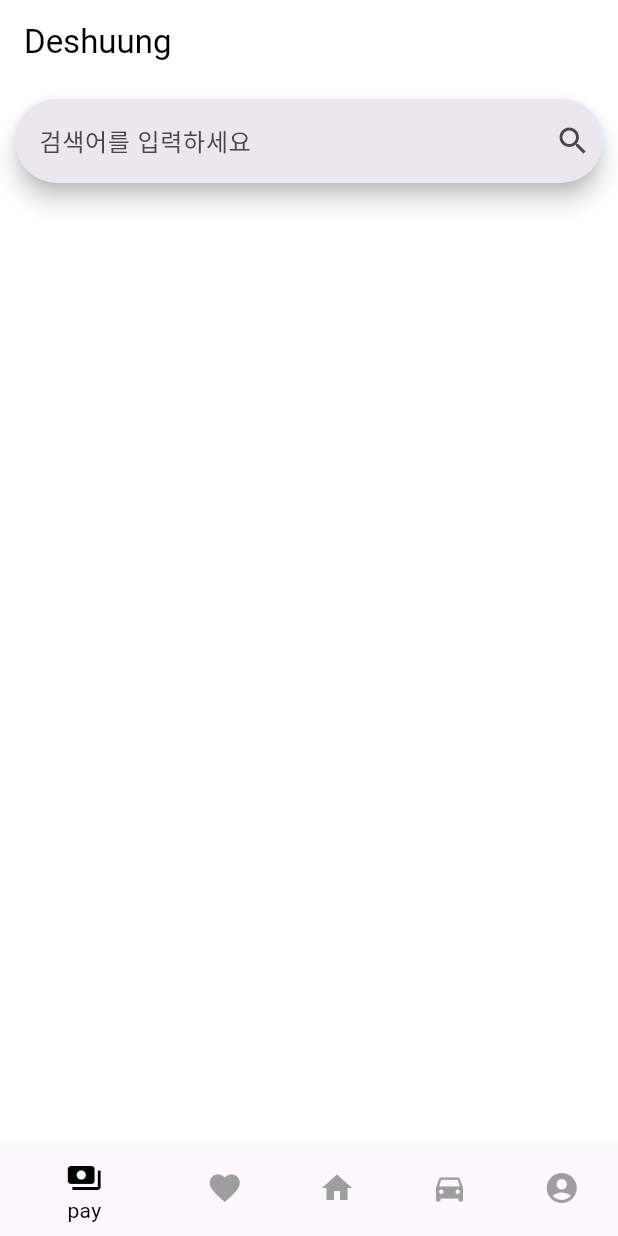
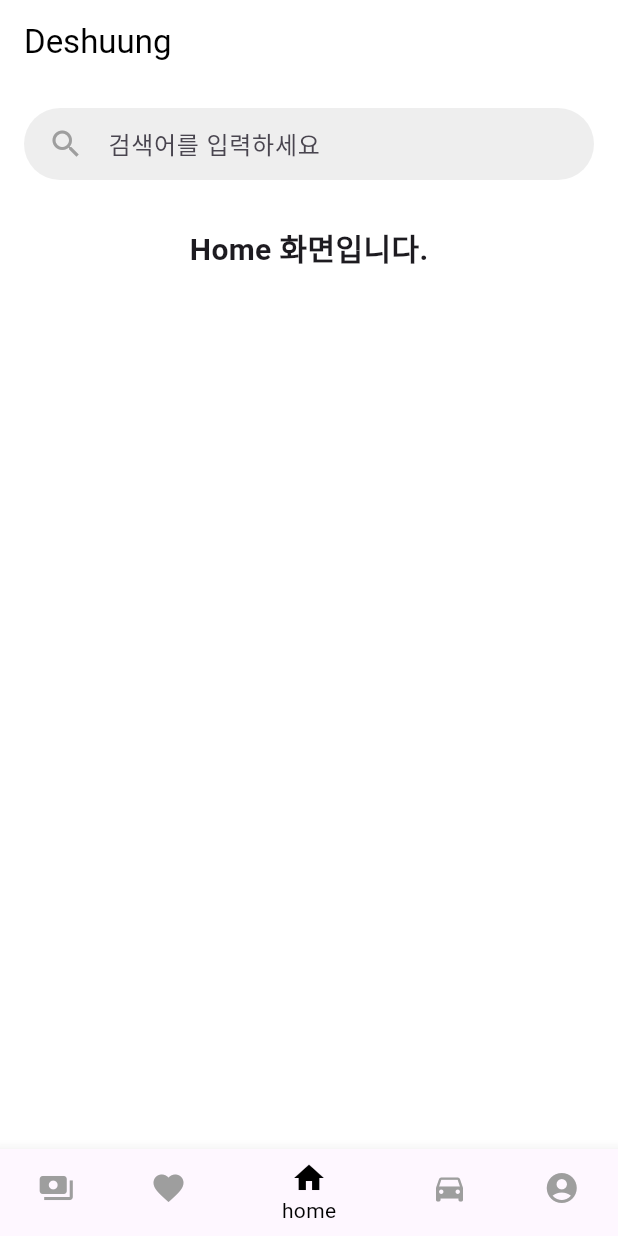
Before and after one commit to Sunyoungs/deshuung, a Flutter app: the screen it shows after launch, on a phone screen of 412 x 824 dp. Run offline on Flutter 3.47's test engine with Material 3 defaults, Android fonts, the phone set to English and light mode, and no system bars.

Commit message:
rlozll 1 commit

```diff
--- a/lib/main.dart
+++ b/lib/main.dart
@@ -1,4 +1,9 @@
 import 'package:flutter/material.dart';
+import 'pages/payments.dart';
+import 'pages/favorite.dart';
+import 'pages/home.dart';
+import 'pages/car.dart';
+import 'pages/mypage.dart';
 
 void main() {
   runApp(const MyApp());
@@ -7,7 +12,6 @@ void main() {
 class MyApp extends StatelessWidget {
   const MyApp({super.key});
 
-  // This widget is the root of your application.
   @override
   Widget build(BuildContext context) {
     return MaterialApp(
@@ -26,29 +30,8 @@ class MyApp extends StatelessWidget {
           selectedItemColor: Colors.black,
           unselectedItemColor: Colors.grey,
         ),
-        textTheme: const TextTheme(
-          bodyLarge: TextStyle(color: Colors.black),
-          bodyMedium: TextStyle(color: Colors.black),
-          titleLarge: TextStyle(color: Colors.black),
-        ),
       ),
       home: const TabView(),
-    );
-  }
-}
-
-class SearchScreen extends StatelessWidget {
-  const SearchScreen({super.key});
-
-  @override
-  Widget build(BuildContext context) {
-    return Scaffold(
-      appBar: AppBar(
-        title: const Text("Search Screen"),
-      ),
-      body: const Center(
-        child: Text("This is the Search Screen."),
-      ),
     );
   }
 }
@@ -59,54 +42,42 @@ class TabView extends StatefulWidget {
   State<TabView> createState() => _TabViewState();
 }
 
-class _TabViewState extends State<TabView> with SingleTickerProviderStateMixin {
-  int _index = 0;
-  late TabController _tabController;
-  @override
-  void initState() {
-    super.initState();
-    _tabController = TabController(length: 5, vsync: this);
-    _tabController.addListener(() {setState(() {_index = _tabController.index;});});
-  }
-  @override
-  void dispose() {
-    _tabController.dispose();
-    super.dispose();
-  }
+class _TabViewState extends State<TabView> {
+  int _currentIndex = 2; // 홈 페이지가 기본
+
+  final List<Widget> _pages = const [
+    PayPage(),
+    FavoritePage(),
+    HomePage(), // 검색창 포함
+    CarPage(),
+    MyPage(),
+  ];
+
   @override
   Widget build(BuildContext context) {
     return Scaffold(
-      appBar: AppBar(title: const Text('Deshuung')),
-      body: Padding(
-        padding: const EdgeInsets.all(10.0),
-        child: SearchBar(
-          trailing: const [Icon(Icons.search)], hintText: "검색어를 입력하세요",
-        ),
+      appBar: AppBar(
+        title: const Text('Deshuung'),
+      ),
+      body: IndexedStack(
+        index: _currentIndex,
+        children: _pages,
       ),
       bottomNavigationBar: BottomNavigationBar(
+        currentIndex: _currentIndex,
         onTap: (int index) {
-          _tabController.animateTo(index);
+          setState(() {
+            _currentIndex = index;
+          });
         },
-        currentIndex: _index,
         items: const [
           BottomNavigationBarItem(icon: Icon(Icons.payments), label: 'pay'),
-          BottomNavigationBarItem(icon: Icon(Icons.favorite), label: 'my favorite'),
-          BottomNavigationBarItem(icon: Icon(Icons.home), label: 'Home'),
-          BottomNavigationBarItem(icon: Icon(Icons.directions_car), label: 'my car'),
+          BottomNavigationBarItem(icon: Icon(Icons.favorite), label: 'favorite'),
+          BottomNavigationBarItem(icon: Icon(Icons.home), label: 'home'),
+          BottomNavigationBarItem(icon: Icon(Icons.directions_car), label: 'car'),
           BottomNavigationBarItem(icon: Icon(Icons.account_circle), label: 'my page'),
         ],
       ),
-      /*child: TabBarView(
-        physics: const NeverScrollableScrollPhysics(),
-        controller: _tabController,
-        children: const [
-          PayPage(),
-          FavoritePage(),
-          HomePage(),
-          CarPage(),
-          PagePage(),
-        ],
-      ),*/
     );
   }
 }
--- /dev/null
+++ b/lib/pages/home.dart
@@ -0,0 +1,39 @@
+import 'package:flutter/material.dart';
+
+class HomePage extends StatelessWidget {
+  const HomePage({super.key});
+
+  @override
+  Widget build(BuildContext context) {
+    return Padding(
+      padding: const EdgeInsets.all(16.0),
+      child: Column(
+        crossAxisAlignment: CrossAxisAlignment.start,
+        children: [
+          // 예쁘게 꾸민 검색창
+          Container(
+            padding: const EdgeInsets.symmetric(horizontal: 16.0),
+            decoration: BoxDecoration(
+              color: Colors.grey[200],
+              borderRadius: BorderRadius.circular(30.0),
+            ),
+            child: const TextField(
+              decoration: InputDecoration(
+                hintText: "검색어를 입력하세요",
+                border: InputBorder.none,
+                icon: Icon(Icons.search, color: Colors.grey),
+              ),
+            ),
+          ),
+          const SizedBox(height: 30),
+          const Center(
+            child: Text(
+              'Home 화면입니다.',
+              style: TextStyle(fontSize: 20, fontWeight: FontWeight.bold),
+            ),
+          ),
+        ],
+      ),
+    );
+  }
+}
```
Also changed, not shown: lib/pages/car.dart (added, +12 -0 lines), lib/pages/favorite.dart (added, +12 -0 lines), lib/pages/mypage.dart (added, +12 -0 lines), lib/pages/payments.dart (added, +12 -0 lines).
